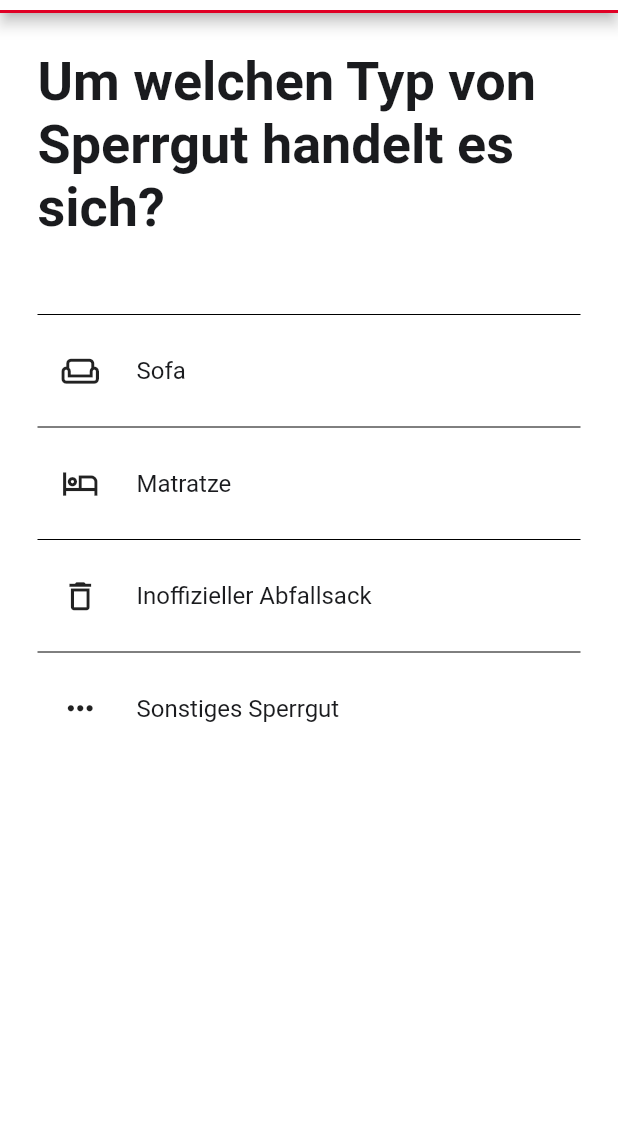
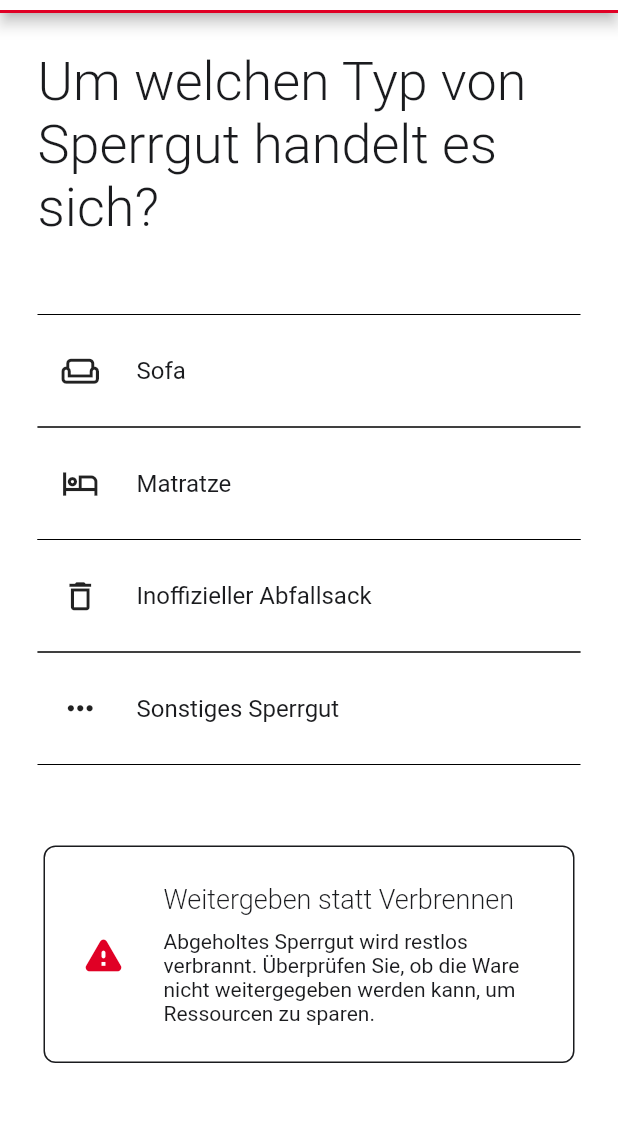
Before and after one commit to silasETH/StartHack23, a Flutter app: the TypeSelectView screen opened by its route, on a phone screen of 412 x 824 dp, the part 71-1193 px from its top. Run offline on Flutter 3.47's test engine with Material 2 defaults, Android fonts, the phone set to English and light mode, and no system bars; our stand-ins replace auto_size_text, camera, image_picker, open_filex, pdf, stacked and 2 more; missing offline and left inert: google_mlkit_commons, google_mlkit_text_recognition.

Commit message:
Header bold -> thin, and warning on reuse

```diff
--- a/sperrgut_stgallen/lib/main.dart
+++ b/sperrgut_stgallen/lib/main.dart
@@ -34,7 +34,7 @@ class MyApp extends StatelessWidget {
             displayLarge: TextStyle(
               fontSize: 36.0,
               color: kcDarkGreyColor,
-              fontWeight: FontWeight.bold,
+              fontWeight: FontWeight.w300,
             ),
             titleLarge: TextStyle(
               fontSize: 20.0,
--- a/sperrgut_stgallen/lib/ui/common/list_button.dart
+++ b/sperrgut_stgallen/lib/ui/common/list_button.dart
@@ -44,6 +44,7 @@ class ListButton extends StatelessWidget {
             ],
           ),
         ),
+        const Divider(height: 0, color: Colors.black),
       ],
     );
   }
--- a/sperrgut_stgallen/lib/ui/views/type_select/type_select_view.dart
+++ b/sperrgut_stgallen/lib/ui/views/type_select/type_select_view.dart
@@ -1,4 +1,5 @@
 import 'package:flutter/material.dart';
+import 'package:sperrgut_stgallen/ui/common/app_colors.dart';
 import 'package:sperrgut_stgallen/ui/common/custom_appbar.dart';
 import 'package:sperrgut_stgallen/ui/common/list_button.dart';
 import 'package:sperrgut_stgallen/ui/common/ui_helpers.dart';
@@ -55,6 +56,47 @@ class TypeSelectView extends StackedView<TypeSelectViewModel> {
                 ),
               ],
             ),
+          ),
+          Padding(
+            padding: const EdgeInsets.all(mediumSize),
+            child: Card(
+              elevation: 0,
+              shape: const RoundedRectangleBorder(
+                  side: BorderSide(
+                    color: kcDarkGreyColor,
+                  ),
+                  borderRadius: BorderRadius.all(Radius.circular(8))),
+              child: Padding(
+                padding: paddingMedium,
+                child: Row(
+                  children: [
+                    const Icon(
+                      Icons.warning_rounded,
+                      color: kcPrimaryColor,
+                      size: 30,
+                    ),
+                    horizontalSpaceMedium,
+                    Expanded(
+                      child: Column(
+                        crossAxisAlignment: CrossAxisAlignment.start,
+                        children: const [
+                          Text(
+                            "Weitergeben statt Verbrennen",
+                            style: TextStyle(
+                                fontWeight: FontWeight.w300, fontSize: 18),
+                          ),
+                          verticalSpaceSmall,
+                          Text(
+                            "Abgeholtes Sperrgut wird restlos verbrannt. Überprüfen Sie, ob die Ware nicht weitergegeben werden kann, um Ressourcen zu sparen.",
+                            style: TextStyle(fontSize: 14),
+                          ),
+                        ],
+                      ),
+                    ),
+                  ],
+                ),
+              ),
+            ),
           )
         ],
       ),
```
